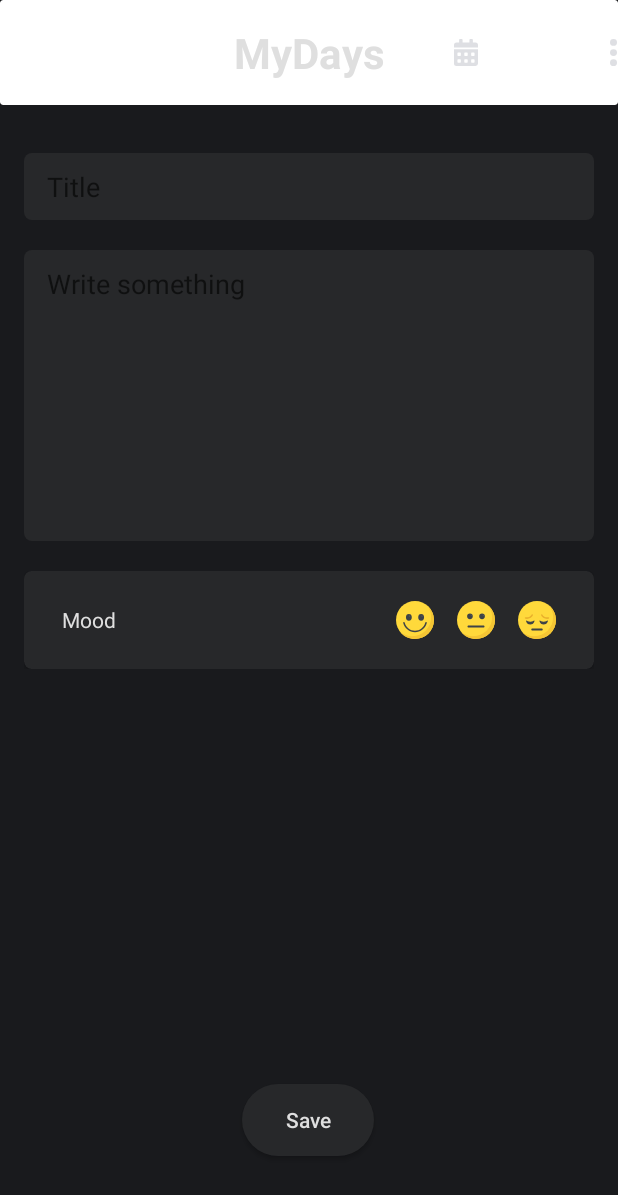
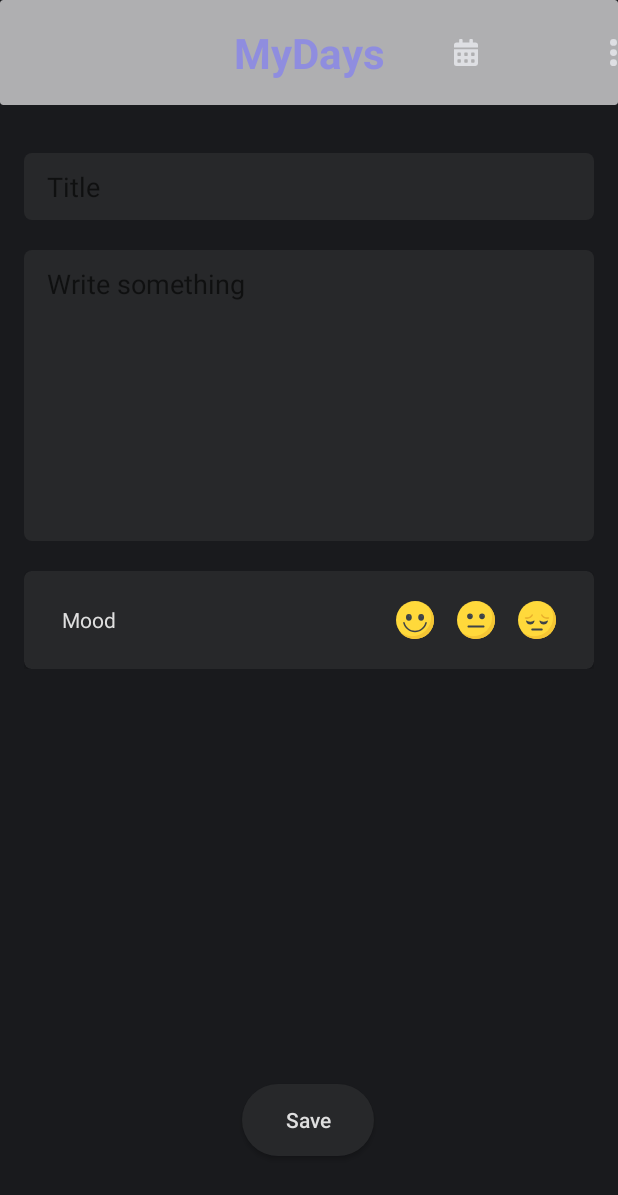
Before and after one commit to msarpong/MyDays, an Android app: the AddTextScreen screen opened directly, with no data from a screen before it, on a phone screen of 412 x 824 dp. Shown: the top 1195 px of the screen. Run offline under Robolectric (Android 15) with nearby library versions, the phone set to English and light mode, and no system bars.

Commit message:
Add Dark ui

```diff
--- a/app/src/main/java/com/msarpong/mydays/ui/main/MainAdapter.kt
+++ b/app/src/main/java/com/msarpong/mydays/ui/main/MainAdapter.kt
@@ -1,12 +1,14 @@
 package com.msarpong.mydays.ui.main
 
 import android.app.Activity
+import android.util.Log
 import android.view.LayoutInflater
 import android.view.View
 import android.view.ViewGroup
 import android.widget.TextView
 import android.widget.Toast
 import androidx.cardview.widget.CardView
+import androidx.core.content.ContextCompat
 import androidx.recyclerview.widget.DiffUtil
 import androidx.recyclerview.widget.ListAdapter
 import androidx.recyclerview.widget.RecyclerView
@@ -29,6 +31,7 @@ class MainAdapter :
     override fun onBindViewHolder(holder: NotesViewHolder, position: Int) {
 
         val diary = getItem(position)
+
         holder.diaryTitle.text = diary.title
         holder.diaryDate.text = diary.datetime.formatDateTime("yyyy-MM-dd HH:mm", "H:mm")
         holder.diaryCard.setOnClickListener {
@@ -42,8 +45,10 @@ class MainAdapter :
     }
 }
 
+
 class NotesViewHolder(view: View, viewType: Int) : RecyclerView.ViewHolder(view) {
     var mTimelineView: TimelineView
+
 
     init {
         mTimelineView = itemView.findViewById<View>(R.id.timeline) as TimelineView
--- a/app/src/main/res/layout/titlebar.xml
+++ b/app/src/main/res/layout/titlebar.xml
@@ -1,14 +1,14 @@
 <FrameLayout xmlns:android="http://schemas.android.com/apk/res/android"
+    xmlns:app="http://schemas.android.com/apk/res-auto"
     xmlns:tools="http://schemas.android.com/tools"
     android:layout_width="match_parent"
-    android:layout_height="wrap_content"
-    xmlns:app="http://schemas.android.com/apk/res-auto">
+    android:layout_height="wrap_content">
 
     <androidx.cardview.widget.CardView
         android:id="@+id/card_header"
         android:layout_width="match_parent"
         android:layout_height="70dp"
-        app:cardBackgroundColor="?attr/colorBackground"
+        app:cardBackgroundColor="?attr/colorTitleBar"
         app:layout_constraintEnd_toEndOf="parent"
         app:layout_constraintStart_toStartOf="parent"
         app:layout_constraintTop_toTopOf="parent">
@@ -23,7 +23,7 @@
                 android:layout_height="wrap_content"
                 android:layout_marginStart="156dp"
                 android:text="@string/app_name"
-                android:textColor="@color/colorPrimaryText"
+                android:textColor="?attr/colorSecondaryText"
                 android:textSize="28sp"
                 android:textStyle="bold"
                 app:layout_constraintBottom_toBottomOf="parent"
@@ -37,6 +37,7 @@
                 android:layout_marginStart="23dp"
                 android:layout_marginEnd="30dp"
                 android:background="@android:color/transparent"
+                android:contentDescription="@string/setting_button"
                 app:layout_constraintBottom_toBottomOf="parent"
                 app:layout_constraintEnd_toEndOf="parent"
                 app:layout_constraintStart_toEndOf="@+id/btn_calendar"
@@ -52,6 +53,7 @@
                 android:layout_marginEnd="20dp"
                 android:layout_weight="1"
                 android:background="@android:color/transparent"
+                android:contentDescription="@string/calendar_button"
                 app:layout_constraintBottom_toBottomOf="parent"
                 app:layout_constraintEnd_toStartOf="@+id/btn_setting"
                 app:layout_constraintStart_toEndOf="@+id/tv_title_app"
--- a/app/src/main/res/values/attrs.xml
+++ b/app/src/main/res/values/attrs.xml
@@ -1,5 +1,8 @@
 <?xml version="1.0" encoding="utf-8"?>
 <resources>
     <attr name="colorBackground" format="color"/>
+    <attr name="colorBackgroundItem" format="color"/>
     <attr name="colorPrimaryText" format="color"/>
+    <attr name="colorSecondaryText" format="color"/>
+    <attr name="colorTitleBar" format="color"/>
 </resources>
--- a/app/src/main/res/values/strings.xml
+++ b/app/src/main/res/values/strings.xml
@@ -6,5 +6,7 @@
     <string name="add_new">Add New</string>
     <string name="mood">Mood</string>
     <string name="save">Save</string>
+    <string name="setting_button">Setting button</string>
+    <string name="calendar_button">Calendar button</string>
 
 </resources>
--- a/app/src/main/res/values/styles.xml
+++ b/app/src/main/res/values/styles.xml
@@ -3,31 +3,26 @@
     <!-- Base application theme. -->
     <style name="AppTheme" parent="Theme.AppCompat.DayNight.NoActionBar">
         <!-- Customize your theme here. -->
-        <item name="colorPrimary">@color/colorPrimary</item>
+        <item name="colorPrimary">@color/colorPrimaryDark</item>
         <item name="colorPrimaryDark">@color/colorPrimaryDark</item>
         <item name="colorAccent">@color/colorAccent</item>
     </style>
 
-
-
-
-
-
-
     <style name="DarkTheme" parent="AppTheme">
-        <item name="colorBackground">#000000</item>
-        <item name="colorPrimaryText">#FFFFFF</item>
+        <item name="colorBackground">#212121</item>
+        <item name="colorBackgroundItem">#2b2c29</item>
+        <item name="colorTitleBar">#2b2c29</item>
+        <item name="colorPrimaryText">#9D9E9F</item>
+        <item name="colorSecondaryText">#39376E</item>
     </style>
 
     <style name="LightTheme" parent="AppTheme">
-        <item name="colorBackground">#FFFFFF</item>
-        <item name="colorPrimaryText">#000000</item>
-
+        <item name="colorBackground">#efeef3</item>
+        <item name="colorBackgroundItem">#FFFFFF</item>
+        <item name="colorTitleBar">#AFAFB1</item>
+        <item name="colorPrimaryText">#9D9E9F</item>
+        <item name="colorSecondaryText">#8F8DDF</item>
     </style>
-
-
-
-
 
     <style name="CalenderViewCustom" parent="Theme.AppCompat">
         <item name="colorAccent">@android:color/holo_blue_dark</item>
--- a/build.gradle
+++ b/build.gradle
@@ -8,7 +8,7 @@ buildscript {
 
     }
     dependencies {
-        classpath 'com.android.tools.build:gradle:3.6.0'
+        classpath 'com.android.tools.build:gradle:3.6.1'
         classpath "org.jetbrains.kotlin:kotlin-gradle-plugin:$kotlin_version"
         // NOTE: Do not place your application dependencies here; they belong
         // in the individual module build.gradle files
```
Also changed, not shown: app/src/main/java/com/msarpong/mydays/ui/main/ViewExtentions.kt (added, +14 -0 lines), app/src/main/res/layout/cell_item.xml (+13 -15 lines), app/src/main/res/layout/main_screen.xml (+6 -6 lines), app/src/main/res/values/colors.xml (+0 -7 lines).
